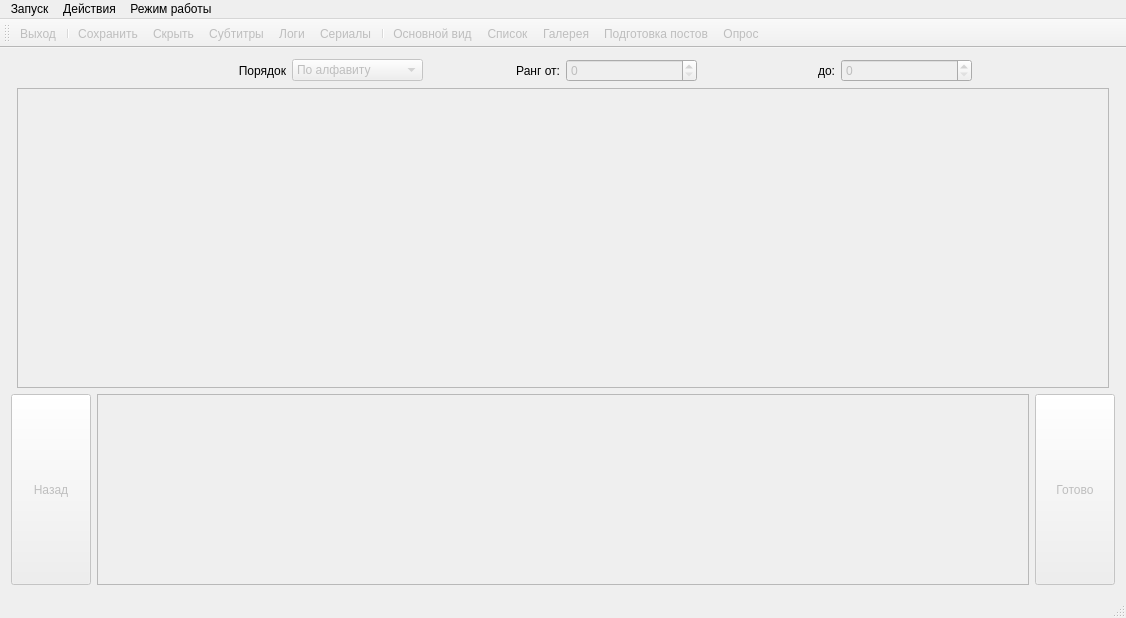
This is mainwindow.ui in cool-palace/Screenshot-Manager as Qt 5 draws it before an edit. The edited form follows.
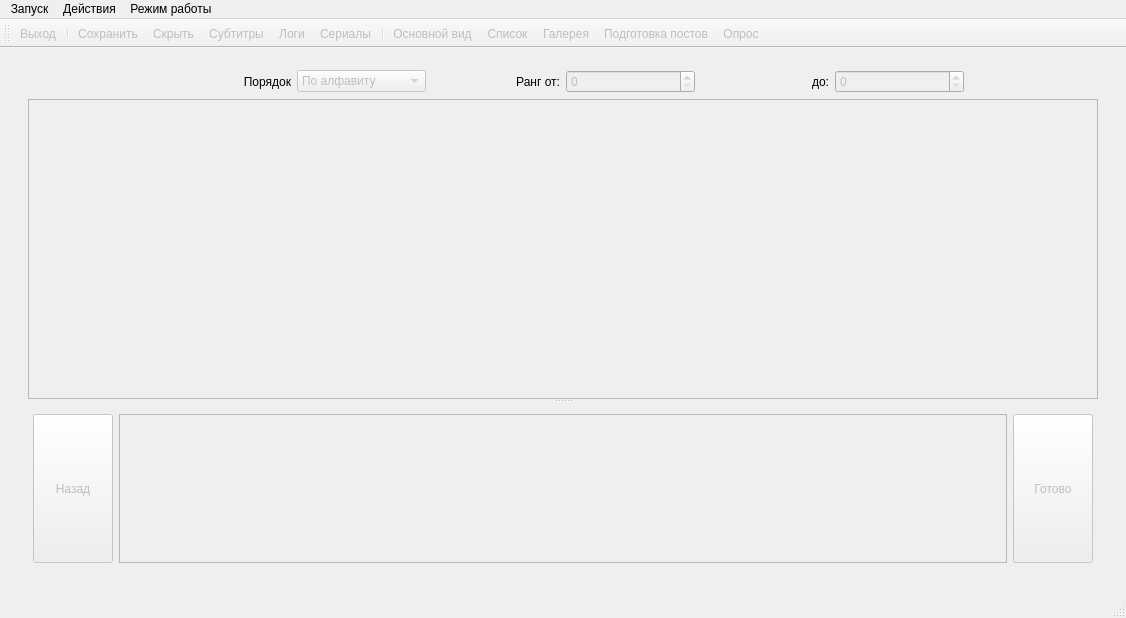
This is the edited form. The open tabs and pages were chosen to show the change. Icons and pictures are not drawn.

Commit message: Added a form for RecordPreview class

```diff
--- a/mainwindow.ui
+++ b/mainwindow.ui
@@ -182,20 +182,12 @@
        </layout>
       </widget>
       <widget class="QWidget" name="page_4">
-       <layout class="QVBoxLayout" name="verticalLayout_4">
-        <property name="leftMargin">
-         <number>0</number>
-        </property>
-        <property name="topMargin">
-         <number>0</number>
-        </property>
-        <property name="rightMargin">
-         <number>0</number>
-        </property>
-        <property name="bottomMargin">
-         <number>0</number>
-        </property>
-        <item>
+       <layout class="QGridLayout" name="gridLayout_16">
+        <item row="0" column="0">
+         <widget class="QSplitter" name="splitter">
+          <property name="orientation">
+           <enum>Qt::Vertical</enum>
+          </property>
          <widget class="QStackedWidget" name="stackedWidget">
           <property name="sizePolicy">
            <sizepolicy hsizetype="Preferred" vsizetype="Preferred">
@@ -433,7 +425,7 @@
                   <rect>
                    <x>0</x>
                    <y>0</y>
-                   <width>1088</width>
+                    <width>1066</width>
                    <height>296</height>
                   </rect>
                  </property>
@@ -454,8 +446,7 @@
            </layout>
           </widget>
          </widget>
-        </item>
-        <item>
+          <widget class="QWidget" name="">
          <layout class="QHBoxLayout" name="horizontalLayout_main">
           <property name="sizeConstraint">
            <enum>QLayout::SetNoConstraint</enum>
@@ -539,6 +530,8 @@
            </widget>
           </item>
          </layout>
+          </widget>
+         </widget>
         </item>
        </layout>
       </widget>
```
Left out of the diff: 67 changed lines with no effect on the pictures. Lines whose indentation alone changed are shown as unchanged. The commit also changes 7 other files.
